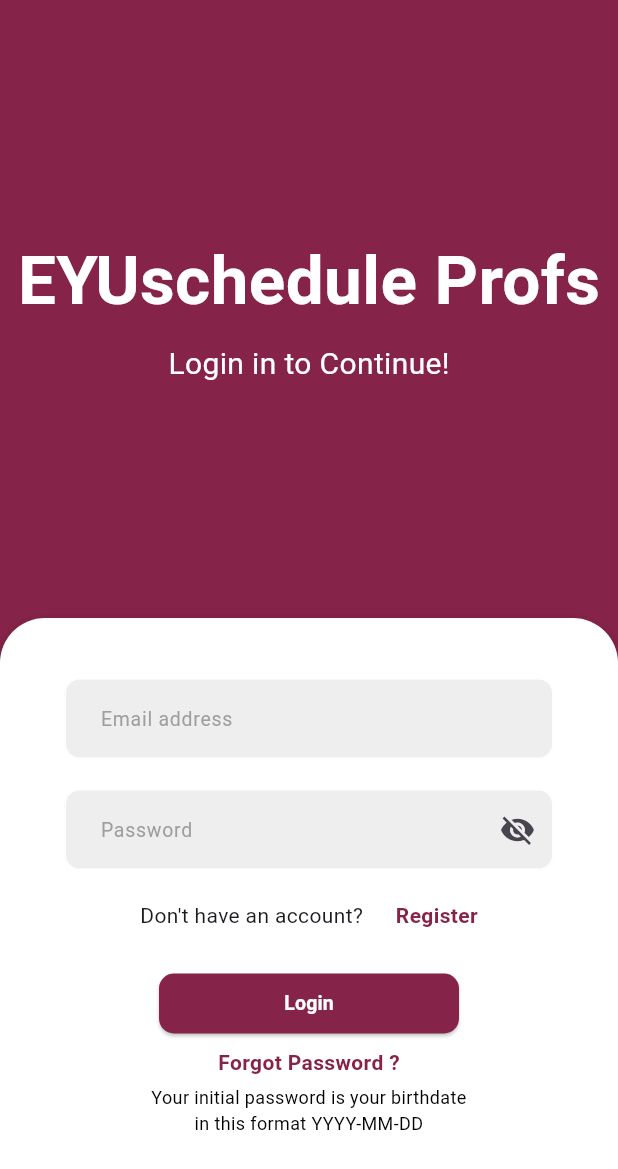
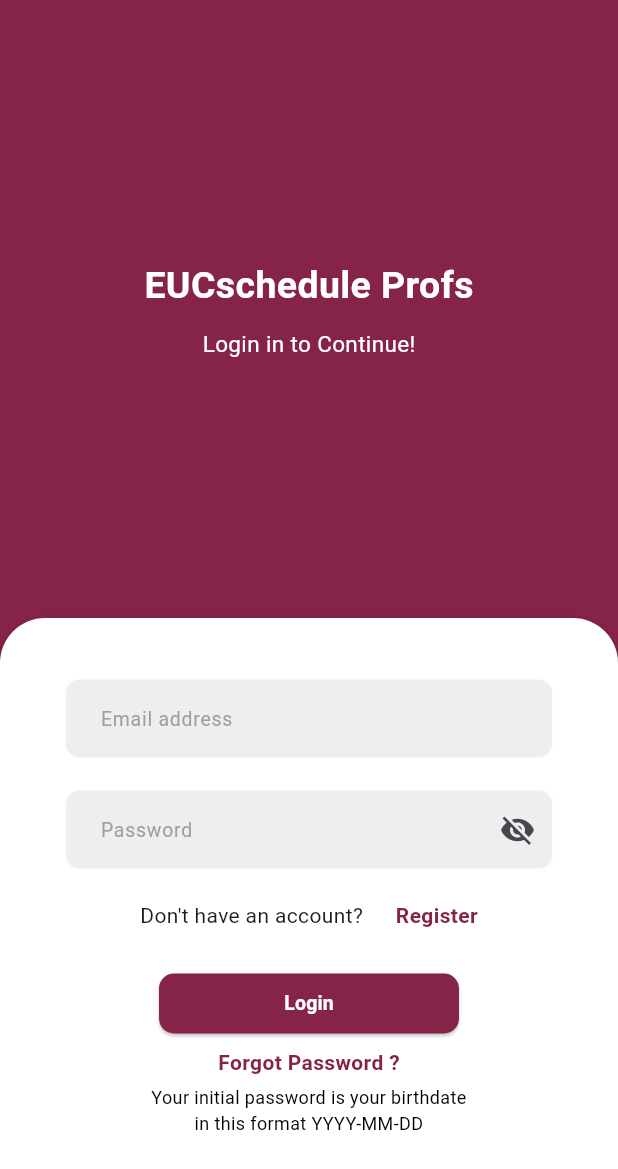
Before and after one commit to gabrielSantoc/EUCcheduler-Teacher-, a Flutter app: the screen it shows after launch, on a phone screen of 412 x 824 dp. Shown: the top 1169 px of the screen. Run offline on Flutter 3.47's test engine with Material 3 defaults, Android fonts, the phone set to English and light mode, and no system bars; our stand-ins replace badges, hive, hive_flutter, image_picker, loading_animation_widget, shimmer_animation and 1 more; accounts and stored records are empty.

Commit message:
update title on login screen

```diff
--- a/lib/auth/login.dart
+++ b/lib/auth/login.dart
@@ -130,9 +130,9 @@ class _LoginScreenState extends State<LoginScreen> {
                 children: [
 
                   Text(
-                    "EYUschedule Profs",
+                    "EUCschedule Profs",
                     style: TextStyle(
-                      fontSize: 45,
+                      fontSize: 25,
                       fontWeight: FontWeight.bold,
                       color: Colors.white,
                     ),
@@ -143,7 +143,7 @@ class _LoginScreenState extends State<LoginScreen> {
                   Text(
                     "Login in to Continue!",
                     style: TextStyle(
-                      fontSize: 20,
+                      fontSize: 15,
                       fontWeight: FontWeight.normal,
                       color: Colors.white,
                     ),
```
